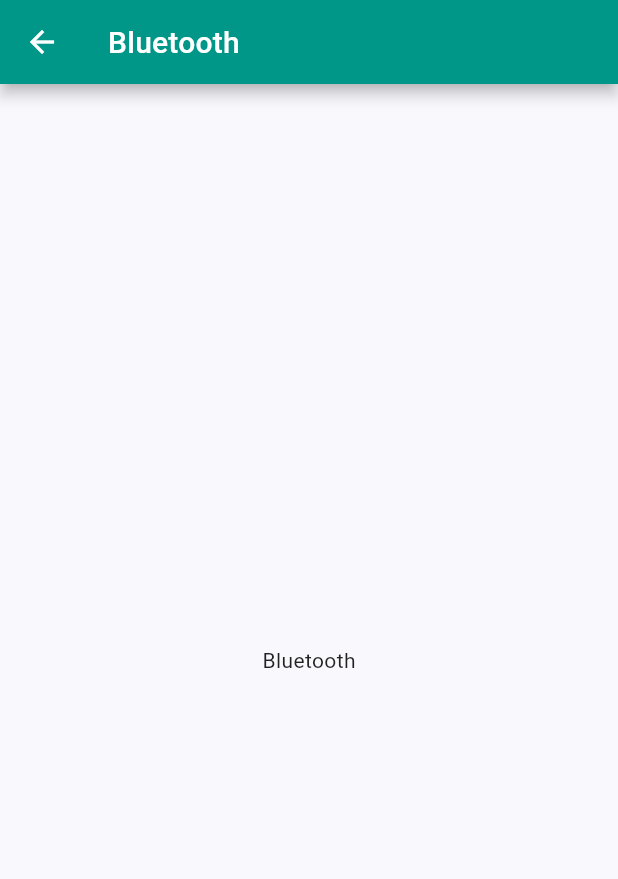
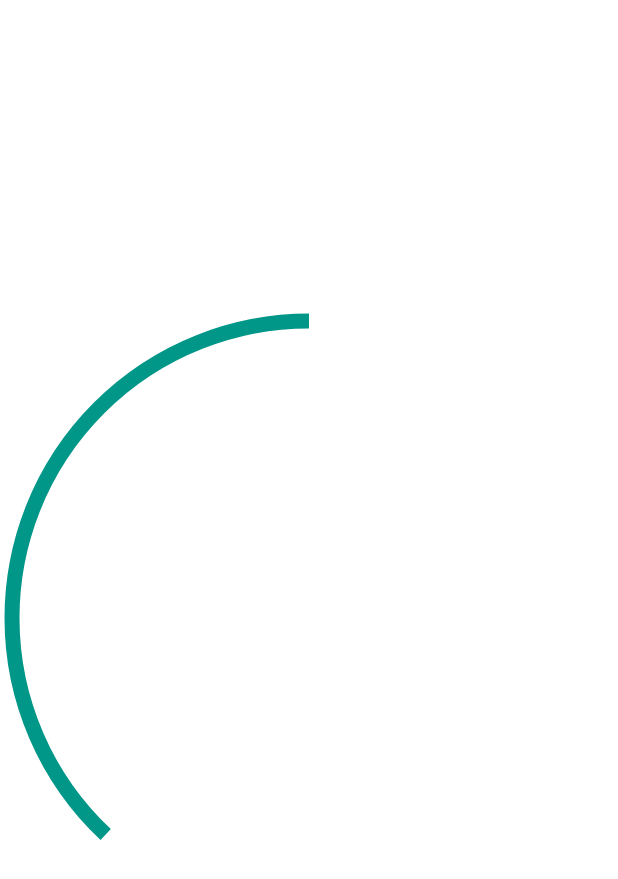
Before and after one commit to LouisAldorio/Phone-Condition-Checker-App, a Flutter app: the Bluetooth screen opened by its route, on a phone screen of 412 x 824 dp. Shown: the top 879 px of the screen. Run offline on Flutter 3.47's test engine with Material 2 defaults, Android fonts, the phone set to English and light mode, and no system bars; our stand-ins replace audioplayers, battery_plus, camera, carousel_slider, flutter_blue, get and 3 more; missing offline and left inert: app_settings, dart:ffi, headset_connection_event, mic_stream, proximity_sensor, volume_controller.

Commit message:
All working great

```diff
--- a/lib/features/bluetooth.dart
+++ b/lib/features/bluetooth.dart
@@ -1,7 +1,10 @@
 import 'dart:async';
+import 'dart:ffi';
+import "dart:math" as math;
 
 import 'package:flutter/material.dart';
 import 'package:flutter_blue/flutter_blue.dart';
+import 'package:get/get.dart';
 
 class Bluetooth extends StatefulWidget {
   const Bluetooth({Key? key}) : super(key: key);
@@ -12,9 +15,12 @@ class Bluetooth extends StatefulWidget {
   State<Bluetooth> createState() => _BluetoothState();
 }
 
-class _BluetoothState extends State<Bluetooth> with WidgetsBindingObserver {
+class _BluetoothState extends State<Bluetooth>
+    with WidgetsBindingObserver, TickerProviderStateMixin {
   FlutterBlue bluetoothController = FlutterBlue.instance;
   StreamSubscription<List<ScanResult>>? _bluetoothScanSubscription;
+
+  late AnimationController controller;
 
   void subscribeBluetooth() {
     _bluetoothScanSubscription = bluetoothController.scanResults.listen(
@@ -29,9 +35,29 @@ class _BluetoothState extends State<Bluetooth> with WidgetsBindingObserver {
 
   @override
   void initState() {
+    controller = AnimationController(
+      vsync: this,
+      duration: const Duration(seconds: 5),
+    );
+
+    if (controller.isAnimating) {
+      controller.stop();
+    } else {
+      controller.reverse(
+          from: controller.value == 0.0 ? 1.0 : controller.value);
+    }
+
     subscribeBluetooth();
 
-    bluetoothController.startScan(timeout: const Duration(seconds: 5));
+    bluetoothController
+        .startScan(timeout: const Duration(seconds: 5))
+        .then((value) {
+      if (value is List) {
+        Get.back();
+        Get.snackbar("Bluetooth Checking", "Your bluetooth is working great!",
+            backgroundColor: Colors.teal, colorText: Colors.white);
+      }
+    });
     super.initState();
   }
 
@@ -40,6 +66,7 @@ class _BluetoothState extends State<Bluetooth> with WidgetsBindingObserver {
     switch (state) {
       case AppLifecycleState.resumed:
         // Handle this case
+
         break;
       case AppLifecycleState.inactive:
         // Handle this case
@@ -58,19 +85,116 @@ class _BluetoothState extends State<Bluetooth> with WidgetsBindingObserver {
     if (_bluetoothScanSubscription != null) {
       _bluetoothScanSubscription!.cancel();
     }
+    controller.dispose();
     bluetoothController.stopScan();
     super.dispose();
+  }
+
+  String get timerString {
+    Duration duration = controller.duration! * controller.value;
+    return '${duration.inMinutes}:${((duration.inSeconds % 60)).toString().padLeft(2, '0')}';
   }
 
   @override
   Widget build(BuildContext context) {
     return Scaffold(
-      appBar: AppBar(
-        title: const Text('Bluetooth'),
-      ),
-      body: const Center(
-        child: Text('Bluetooth'),
-      ),
+      backgroundColor: Colors.white10,
+      body: AnimatedBuilder(
+          animation: controller,
+          builder: (context, child) {
+            return Padding(
+              padding: const EdgeInsets.all(8.0),
+              child: Column(
+                mainAxisAlignment: MainAxisAlignment.spaceBetween,
+                children: <Widget>[
+                  Expanded(
+                    child: Align(
+                      alignment: FractionalOffset.center,
+                      child: AspectRatio(
+                        aspectRatio: 1.0,
+                        child: Stack(
+                          children: <Widget>[
+                            Positioned.fill(
+                              child: AnimatedBuilder(
+                                animation: controller,
+                                builder: (BuildContext context, Widget? child) {
+                                  return CustomPaint(
+                                      painter: CustomTimerPainter(
+                                    animation: controller,
+                                    backgroundColor: Colors.white,
+                                    color: Colors.teal,
+                                  ));
+                                },
+                              ),
+                            ),
+                            Align(
+                              alignment: FractionalOffset.center,
+                              child: Column(
+                                mainAxisAlignment:
+                                    MainAxisAlignment.spaceEvenly,
+                                crossAxisAlignment: CrossAxisAlignment.center,
+                                children: <Widget>[
+                                  const Text(
+                                    "Checking Bluetooth",
+                                    style: TextStyle(
+                                        fontSize: 20.0, color: Colors.white),
+                                  ),
+                                  AnimatedBuilder(
+                                      animation: controller,
+                                      builder: (BuildContext context,
+                                          Widget? child) {
+                                        return Text(
+                                          timerString,
+                                          style: const TextStyle(
+                                              fontSize: 112.0,
+                                              color: Colors.white),
+                                        );
+                                      }),
+                                ],
+                              ),
+                            ),
+                          ],
+                        ),
+                      ),
+                    ),
+                  ),
+                ],
+              ),
+            );
+          }),
     );
   }
 }
+
+class CustomTimerPainter extends CustomPainter {
+  CustomTimerPainter({
+    required this.animation,
+    required this.backgroundColor,
+    required this.color,
+  }) : super(repaint: animation);
+
+  final Animation<double> animation;
+  final Color backgroundColor, color;
+
+  @override
+  bool shouldRepaint(CustomTimerPainter oldDelegate) {
+    return animation.value != oldDelegate.animation.value ||
+        color != oldDelegate.color ||
+        backgroundColor != oldDelegate.backgroundColor;
+  }
+
+  @override
+  void paint(Canvas canvas, Size size) {
+    Paint paint = Paint()
+      ..color = backgroundColor
+      ..strokeWidth = 10.0
+      ..strokeCap = StrokeCap.butt
+      ..style = PaintingStyle.stroke;
+
+    canvas.drawCircle(size.center(Offset.zero), size.width / 2.0, paint);
+
+    paint.color = color;
+    double progress = (1.0 - animation.value) * 2 * math.pi;
+    canvas.drawArc(Offset.zero & size, math.pi * 1.5, -progress, false, paint);
+  }
+}
--- a/lib/main.dart
+++ b/lib/main.dart
@@ -125,11 +125,13 @@ class Home extends StatelessWidget {
                         permission.checkCameraPermission(() {
                           Get.toNamed(feature["route"] as String);
                         });
-                      }else if (feature["name"] as String == "Bluetooth") {
+                      } else if (feature["name"] as String == "Bluetooth") {
                         permission.checkLocationPermission(() {
-                          Get.toNamed(feature["route"] as String);
+                          permission.checkBluetooth(() {
+                            Get.toNamed(feature["route"] as String);
+                          });
                         });
-                      }else if(feature["name"] as String == "Microphone") {
+                      } else if (feature["name"] as String == "Microphone") {
                         permission.checkMicrophonePermission(() {
                           Get.toNamed(feature["route"] as String);
                         });
--- a/lib/permission.dart
+++ b/lib/permission.dart
@@ -1,5 +1,6 @@
 import 'package:app_settings/app_settings.dart';
 import 'package:flutter/cupertino.dart';
+import 'package:flutter_blue/flutter_blue.dart';
 import 'package:get/get.dart';
 import 'package:permission_handler/permission_handler.dart';
 import "package:checker_app_poc/utils/title_case.dart";
@@ -11,7 +12,8 @@ class PermissiongGateway {
     Get.dialog(
       CupertinoAlertDialog(
         title: Text("${type.name.toString().toTitleCase()} Permission"),
-        content: Text("Please Allow permission on ${type.name.toString().toTitleCase()} to continue"),
+        content: Text(
+            "Please Allow permission on ${type.name.toString().toTitleCase()} to continue"),
         actions: <Widget>[
           CupertinoDialogAction(
             child: const Text("Settings"),
@@ -88,4 +90,39 @@ class PermissiongGateway {
       callback();
     }
   }
+
+  void checkBluetooth(Function callback) async {
+    FlutterBlue bluetoothController = FlutterBlue.instance;
+
+    if (await bluetoothController.isAvailable == false) {
+      Get.snackbar("Bluetooth", "Device does not support bluetooth");
+    } else {
+      if (await bluetoothController.isOn) {
+        callback();
+      } else {
+        Get.dialog(
+          CupertinoAlertDialog(
+            title: const Text("Bluetooth"),
+            content: const Text("Please turn on bluetooth to continue"),
+            actions: <Widget>[
+              CupertinoDialogAction(
+                child: const Text("Settings"),
+                onPressed: () {
+                  AppSettings.openBluetoothSettings().then((value) {
+                    Get.back();
+                  });
+                },
+              ),
+              CupertinoDialogAction(
+                child: const Text("Cancel"),
+                onPressed: () {
+                  Get.back();
+                },
+              ),
+            ],
+          ),
+        );
+      }
+    }
+  }
 }
```
